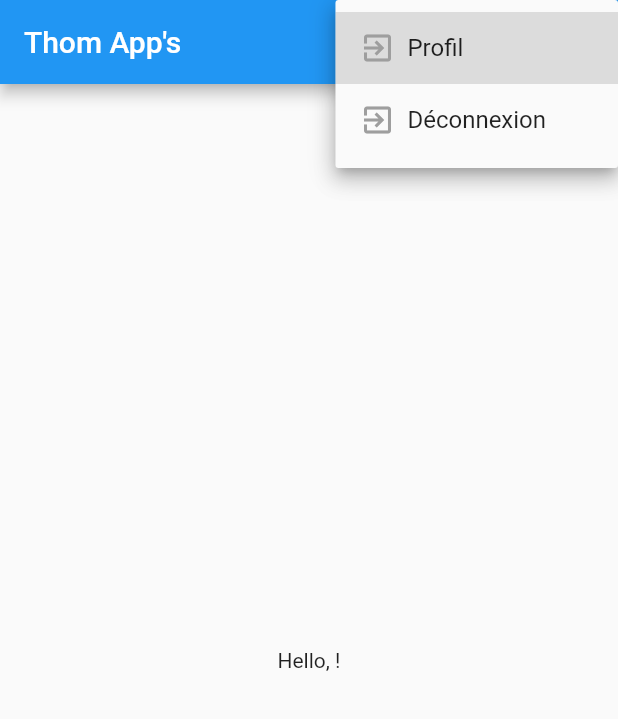
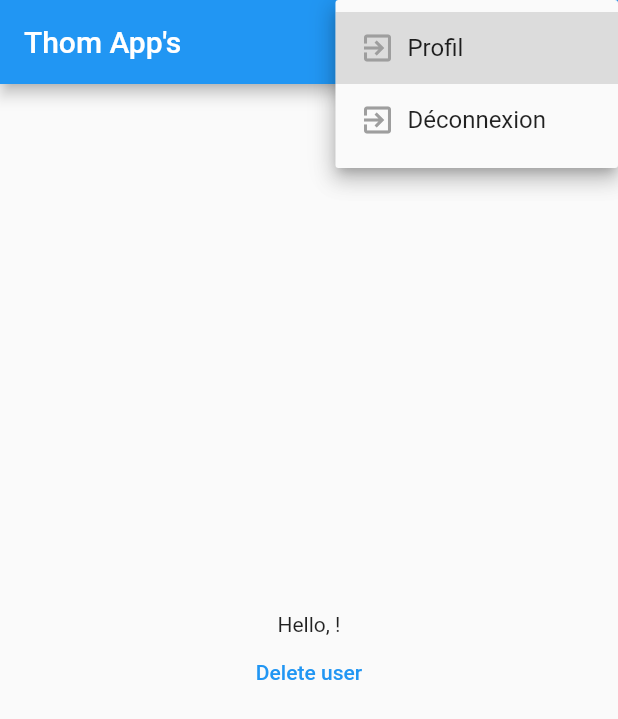
Before and after one commit to Web82-Thom/my-firebase-project, a Flutter app: the HomeView screen opened by its route, after a tap on the "more vert" icon, on a phone screen of 412 x 824 dp. Shown: the top 719 px of the screen. Run offline on Flutter 3.47's test engine with Material 2 defaults, Android fonts, the phone set to English and light mode, and no system bars; our stand-ins replace cloud_firestore, email_validator, firebase_auth, firebase_core, firebase_storage, fluttertoast and 1 more; accounts and stored records are empty; network calls fail.

Commit message:
add delete user on firebase

```diff
--- a/lib/modules/auth/controllers/auth_controllers.dart
+++ b/lib/modules/auth/controllers/auth_controllers.dart
@@ -114,6 +114,12 @@ class AuthController extends ChangeNotifier {
     }
   }
 
+  Future  deleteUser()async{
+
+  await auth.currentUser!.delete().whenComplete(() => Get.toNamed(Routes.AUTH));
+
+  }
+
   @override
   void dispose() {
     emailController.dispose();
--- a/lib/modules/home/views/home_view.dart
+++ b/lib/modules/home/views/home_view.dart
@@ -85,6 +85,9 @@ class _HomeViewState extends State<HomeView> {
               mainAxisAlignment: MainAxisAlignment.center,
               children: [
                 Text('Hello, ${auth.currentUser!.email}!'),
+                TextButton(onPressed: (){
+                  authController.deleteUser();
+                }, child: Text('Delete user'))
               ],
             )
           );
```
